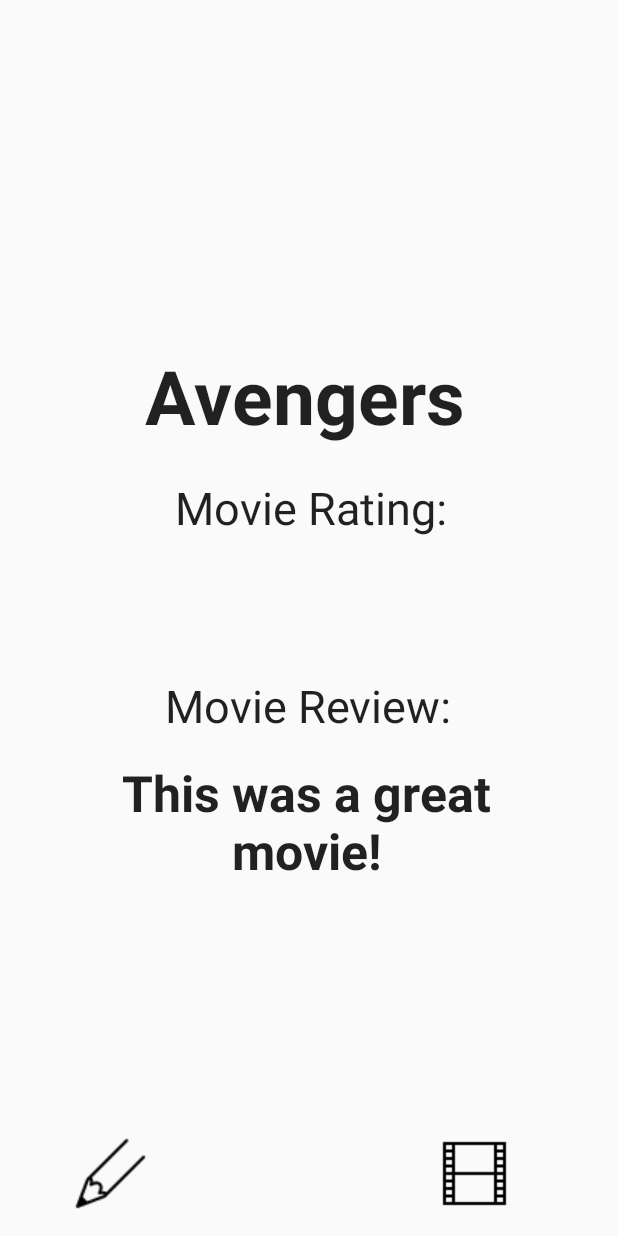
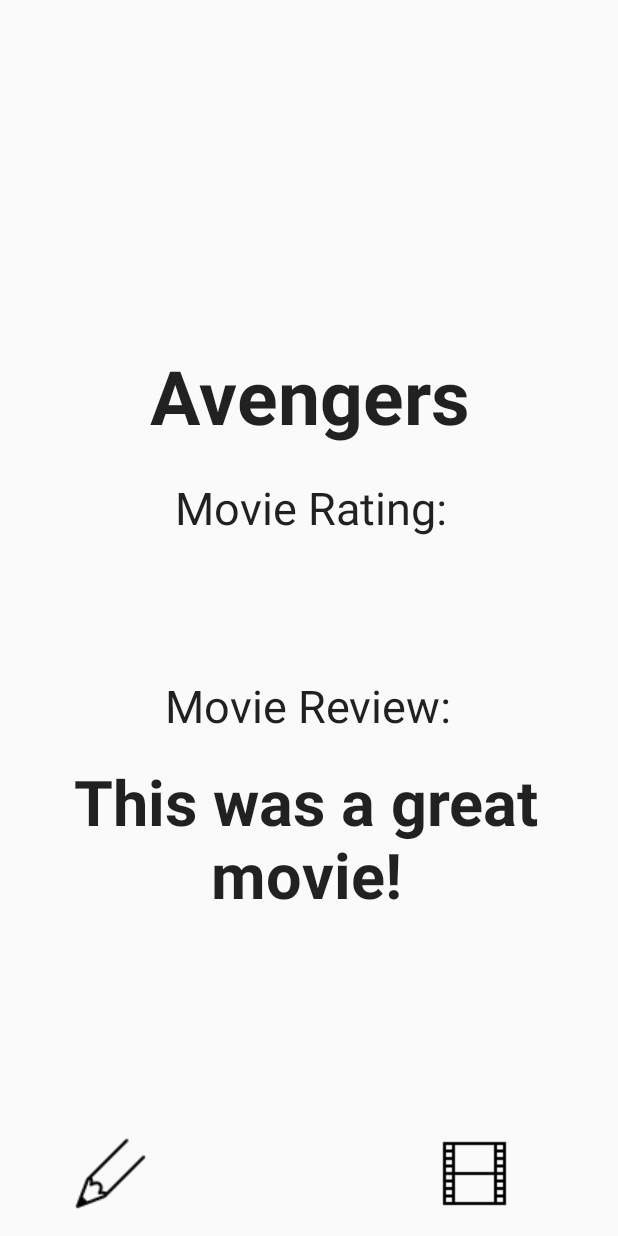
Before and after one commit to rutvi-s2/MovieBoxApp, an Android app: the layout activity_main3.xml on its own in the app's theme, with its tools: preview values and no code run, on a phone screen of 412 x 824 dp. Run offline under Robolectric (Android 15) with nearby library versions, the phone set to English and light mode, and no system bars.

Commit message:
[final] fixed comment and autosizing text for movie details page

```diff
--- a/app/src/main/res/layout/activity_main3.xml
+++ b/app/src/main/res/layout/activity_main3.xml
@@ -21,13 +21,17 @@
 <!-- text view for movie name -->
     <TextView
         android:id="@+id/full_screen_movie_name"
-        android:layout_width="238dp"
+        android:layout_width="match_parent"
         android:layout_height="72dp"
-        android:layout_marginStart="84dp"
+        android:layout_marginStart="16dp"
+        android:layout_marginEnd="16dp"
         android:layout_marginTop="20dp"
         android:textAlignment="center"
         android:textAppearance="@style/TextAppearance.AppCompat.Large"
-        android:textSize="50sp"
+        android:autoSizeTextType="uniform"
+        android:autoSizeMinTextSize="12sp"
+        android:autoSizeMaxTextSize="50sp"
+        android:autoSizeStepGranularity="2sp"
         android:textStyle="bold"
         app:layout_constraintStart_toStartOf="parent"
         app:layout_constraintTop_toBottomOf="@id/full_screen_movie_image"
@@ -86,7 +90,10 @@
         android:layout_marginTop="8dp"
         android:textAlignment="center"
         android:textAppearance="@style/TextAppearance.AppCompat.Large"
-        android:textSize="33sp"
+        android:autoSizeTextType="uniform"
+        android:autoSizeMinTextSize="12sp"
+        android:autoSizeMaxTextSize="50sp"
+        android:autoSizeStepGranularity="2sp"
         android:textStyle="bold"
         app:layout_constraintStart_toStartOf="parent"
         app:layout_constraintTop_toBottomOf="@id/movie_review_goes_here"
```
Also changed, not shown: app/src/main/java/com/example/moviebox/MainActivity.kt (+7 -0 lines).
